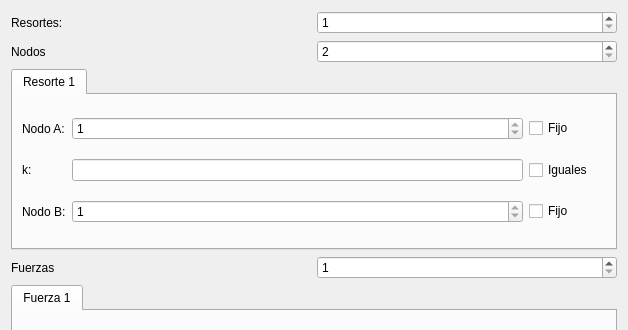
The window that app/form.ui (adnksharp/fem-springs) describes before a commit, drawn with Qt 5; both pictures show x 0 to 628 and y 0 to 330 of the 628 by 691 pixel window.
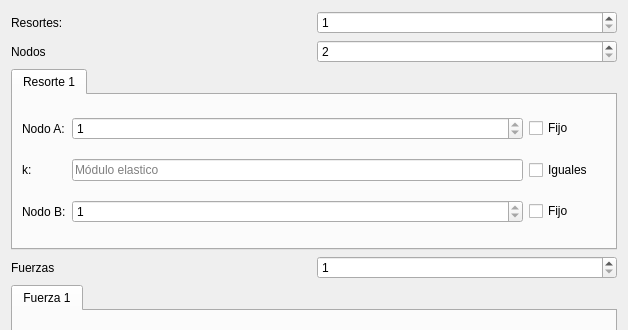
The same window after the commit. Icons and pictures are not drawn.

Commit message: feat: init form injection for springs

```diff
--- a/app/form.ui
+++ b/app/form.ui
@@ -92,7 +92,11 @@
           </widget>
          </item>
          <item row="1" column="1">
-          <widget class="QLineEdit" name="Sk"/>
+          <widget class="QLineEdit" name="Sk">
+           <property name="placeholderText">
+            <string>Módulo elastico</string>
+           </property>
+          </widget>
          </item>
          <item row="1" column="0">
           <widget class="QLabel" name="label_5">
```
The commit also changes 3 other files.
